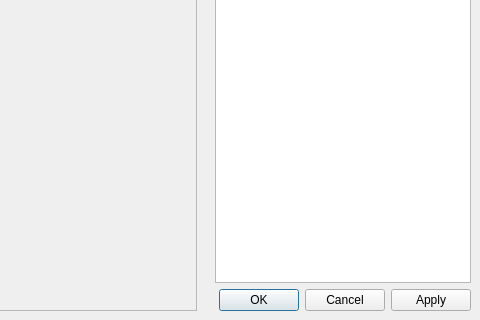
Qt form src/gui/contentwidget.ui (august-alt/gpui) before a commit; both pictures show x 290 to 770 and y 168 to 488 of the 770 by 488 pixel window.
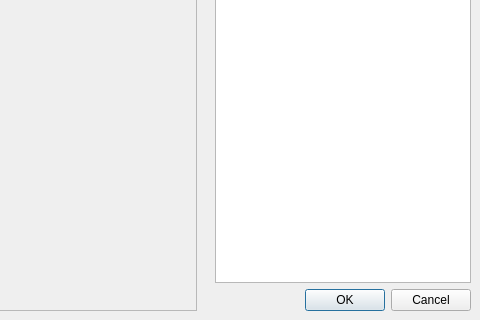
The same form after that commit.

Commit message: chore: remove apply button from contentwidget

Diff of the .ui file:
```diff
--- a/src/gui/contentwidget.ui
+++ b/src/gui/contentwidget.ui
@@ -179,7 +179,7 @@
         <item row="5" column="0">
          <widget class="QDialogButtonBox" name="policyStateButtonBox">
           <property name="standardButtons">
-           <set>QDialogButtonBox::Apply|QDialogButtonBox::Cancel|QDialogButtonBox::Ok</set>
+           <set>QDialogButtonBox::Cancel|QDialogButtonBox::Ok</set>
           </property>
          </widget>
         </item>
```
